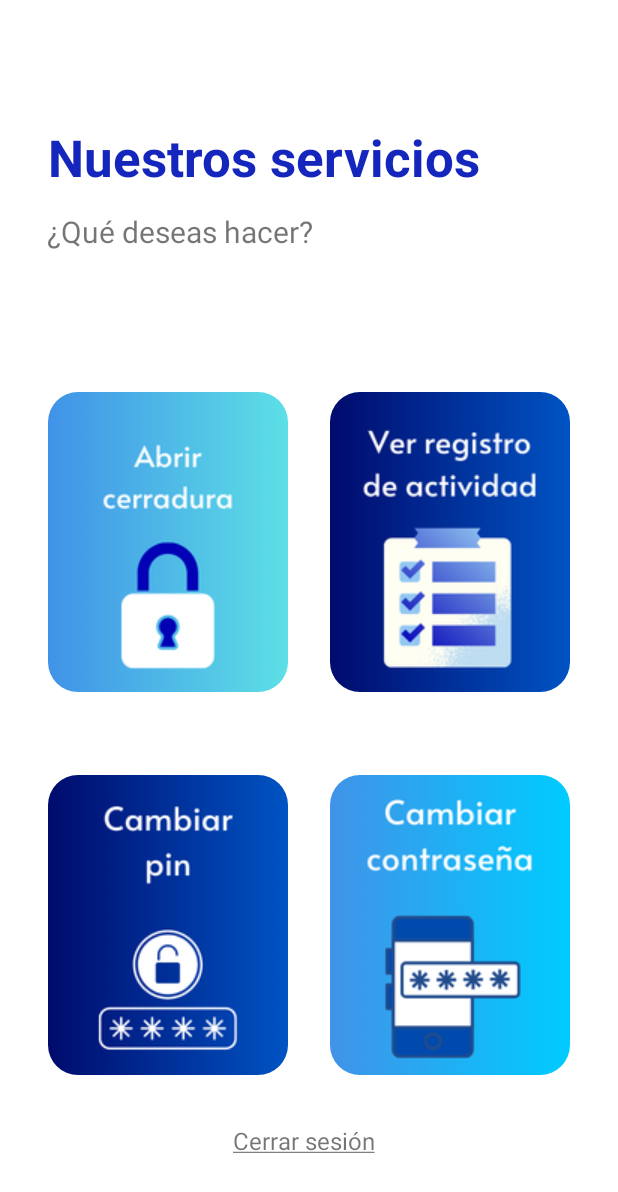
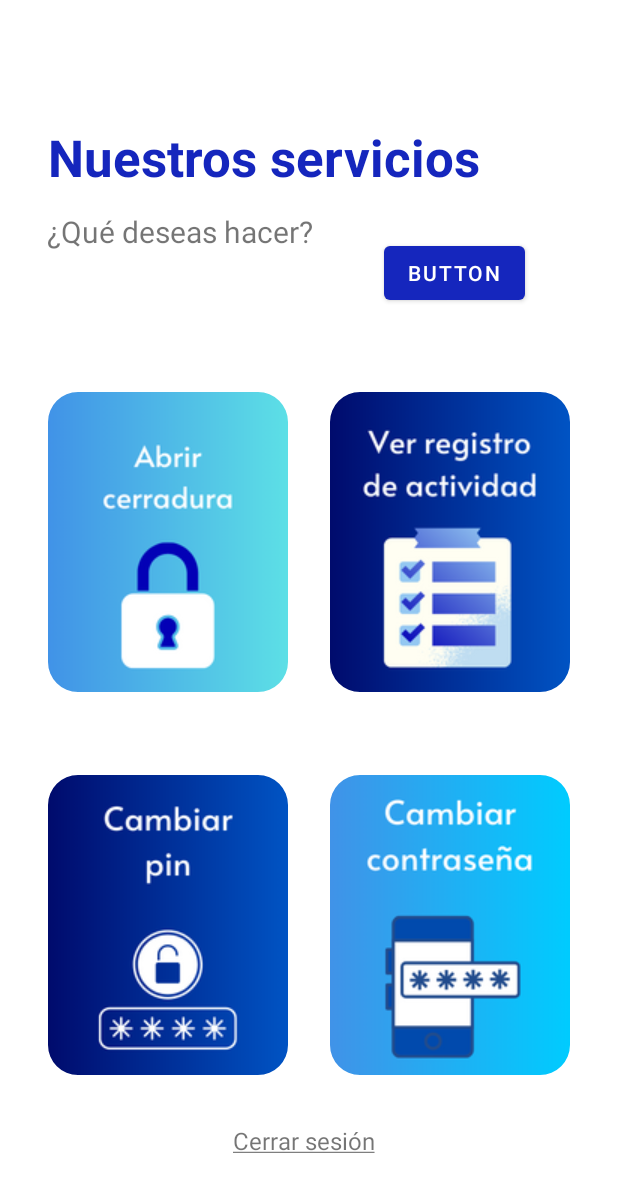
Before and after one commit to Msanche/AMLR, an Android app: the Menu screen opened directly, with no data from a screen before it, on a phone screen of 412 x 824 dp. Shown: the top 1192 px of the screen. Run offline under Robolectric (Android 15) with nearby library versions, the light colour scheme and no system bars.

Commit message:
CRT activity_comunicacion_bluetooth.xml CRT ComunicacionBluetooth.java UPD Menu.java UPD AndroidManifest.xml UPD activity_menu.xml

```diff
--- a/app/src/main/java/com/example/amlr/Menu.java
+++ b/app/src/main/java/com/example/amlr/Menu.java
@@ -1,24 +1,47 @@
 package com.example.amlr;
 
+import androidx.annotation.NonNull;
 import androidx.appcompat.app.AppCompatActivity;
+import androidx.core.app.ActivityCompat;
+import androidx.core.content.ContextCompat;
 
+import android.bluetooth.BluetoothAdapter;
+import android.bluetooth.BluetoothDevice;
+import android.bluetooth.BluetoothSocket;
 import android.content.Intent;
+import android.content.pm.PackageManager;
 import android.os.Bundle;
 import android.view.View;
+import android.widget.Button;
 import android.widget.TextView;
 import android.widget.Toast;
 
 import com.google.android.material.imageview.ShapeableImageView;
 
+import java.io.IOException;
+import java.io.InputStream;
+import java.io.OutputStream;
+import java.util.UUID;
+
 /**
  * Esta clase representa la actividad del menú principal de la aplicación.
  */
 public class Menu extends AppCompatActivity {
-    ShapeableImageView open,ver,change_pin,change_password;
+    ShapeableImageView open, ver, change_pin, change_password;
 
+    Button boton;
     TextView sesion;
 
-    String usuario,pass;
+    String usuario, pass;
+
+    BluetoothAdapter bluetoothAdapter;
+    BluetoothDevice hc05Device;
+    BluetoothSocket bluetoothSocket;
+    OutputStream outputStream;
+    InputStream inputStream;
+
+    // UUID para el perfil SPP (Serial Port Profile)
+    UUID uuid = UUID.fromString("00001101-0000-1000-8000-00805F9B34FB");
 
     @Override
     protected void onCreate(Bundle savedInstanceState) {
@@ -26,6 +49,7 @@ public class Menu extends AppCompatActivity {
         setContentView(R.layout.activity_menu);
 
         // Inicialización de elementos de la interfaz
+        boton = findViewById(R.id.boton);
         open = findViewById(R.id.abrirC);
         ver = findViewById(R.id.VerRegistro);
         change_pin = findViewById(R.id.CambiarPin);
@@ -35,11 +59,44 @@ public class Menu extends AppCompatActivity {
         // Recibe los datos de usuario y contraseña
         recibirDatos();
 
+
+        bluetoothAdapter = BluetoothAdapter.getDefaultAdapter();
+
+        try {
+        if (ContextCompat.checkSelfPermission(this, android.Manifest.permission.BLUETOOTH) == PackageManager.PERMISSION_GRANTED) {
+            if (bluetoothAdapter == null) {
+                Toast.makeText(this, "Bluetooth no está disponible en este dispositivo", Toast.LENGTH_SHORT).show();
+            } else {
+                // Verificar si Bluetooth está habilitado y habilitarlo si es necesario
+                if (!bluetoothAdapter.isEnabled()) {
+                    Intent enableBtIntent = new Intent(BluetoothAdapter.ACTION_REQUEST_ENABLE);
+                    startActivityForResult(enableBtIntent, 1);
+                }
+            }
+            // Establecer la conexión Bluetooth con el dispositivo HC-05
+            conectarHC05();
+        } else {
+            // No tienes los permisos necesarios, debes solicitarlos al usuario
+            ActivityCompat.requestPermissions(this, new String[]{android.Manifest.permission.BLUETOOTH}, 1);
+        }
+        } catch (Exception e) {
+            // Manejar errores de conexión
+            Toast.makeText(this, "" + e.getMessage(), Toast.LENGTH_SHORT).show();
+        }
+
+
+        boton.setOnClickListener(new View.OnClickListener() {
+            @Override
+            public void onClick(View view) {
+                led();
+            }
+        });
+
         // Cambiar de activity a la principal al hacer clic en "Cerrar Sesión"
         sesion.setOnClickListener(new View.OnClickListener() {
             @Override
             public void onClick(View view) {
-                Intent intent = new Intent(Menu.this,MainActivity.class);
+                Intent intent = new Intent(Menu.this, MainActivity.class);
                 startActivity(intent);
                 finish();
             }
@@ -50,9 +107,10 @@ public class Menu extends AppCompatActivity {
         change_password.setOnClickListener(new View.OnClickListener() {
             @Override
             public void onClick(View view) {
-                Intent intent = new Intent(Menu.this,change_password.class);
-                intent.putExtra("usuario",usuario);
-                intent.putExtra("pass",pass);
+
+                Intent intent = new Intent(Menu.this, change_password.class);
+                intent.putExtra("usuario", usuario);
+                intent.putExtra("pass", pass);
                 startActivity(intent);
             }
         });
@@ -62,9 +120,9 @@ public class Menu extends AppCompatActivity {
         ver.setOnClickListener(new View.OnClickListener() {
             @Override
             public void onClick(View view) {
-                Intent intent = new Intent(Menu.this,registro_act.class);
-                intent.putExtra("usuario",usuario);
-                intent.putExtra("pass",pass);
+                Intent intent = new Intent(Menu.this, registro_act.class);
+                intent.putExtra("usuario", usuario);
+                intent.putExtra("pass", pass);
                 startActivity(intent);
             }
         });
@@ -72,14 +130,74 @@ public class Menu extends AppCompatActivity {
         open.setOnClickListener(new View.OnClickListener() {
             @Override
             public void onClick(View view) {
-                Intent intent = new Intent(Menu.this,abrir_cerradura.class);
-                intent.putExtra("usuario",usuario);
-                intent.putExtra("pass",pass);
+
+                Intent intent = new Intent(Menu.this, abrir_cerradura.class);
+                intent.putExtra("usuario", usuario);
+                intent.putExtra("pass", pass);
                 startActivity(intent);
             }
         });
 
     }
+
+    public void led(){
+        Intent intent = new Intent(Menu.this,ComunicacionBluetooth.class);
+        intent.putExtra("usuario",usuario);
+        intent.putExtra("pass",pass);
+        startActivity(intent);
+        finish();
+        /*String command = "1"; // Puedes usar "0" para apagar el LED
+        try {
+            outputStream.write(command.getBytes());
+        } catch (IOException e) {
+            // Manejar errores de escritura
+            Toast.makeText(this, "Error al enviar el comando: " + e.getMessage(), Toast.LENGTH_SHORT).show();
+        }*/
+    }
+
+    @Override
+    public void onRequestPermissionsResult(int requestCode, @NonNull String[] permissions, @NonNull int[] grantResults) {
+        super.onRequestPermissionsResult(requestCode, permissions, grantResults);
+        if (requestCode == 1) {
+            if (grantResults.length > 0 && grantResults[0] == PackageManager.PERMISSION_GRANTED) {
+                // El usuario concedió los permisos de Bluetooth, puedes continuar con la inicialización y la conexión.
+            } else {
+                // El usuario denegó los permisos, puedes mostrar un mensaje o tomar una acción adecuada.
+                Toast.makeText(this, "Se requieren permisos Bluetooth para continuar", Toast.LENGTH_SHORT).show();
+            }
+        }
+    }
+
+    // Método para establecer la conexión Bluetooth con el HC-05
+    private void conectarHC05() {
+        try {
+            hc05Device = bluetoothAdapter.getRemoteDevice("98:D3:33:80:B4:69"); // Reemplaza con la dirección MAC de tu HC-05
+        } catch (Exception e) {
+            // Manejar errores de conexión
+            Toast.makeText(this, "Error de conexión Bluetooth: " + e.getMessage(), Toast.LENGTH_SHORT).show();
+        }
+
+        try {
+            if (ActivityCompat.checkSelfPermission(this, android.Manifest.permission.BLUETOOTH_CONNECT) != PackageManager.PERMISSION_GRANTED) {
+                // TODO: Consider calling
+                //    ActivityCompat#requestPermissions
+                // here to request the missing permissions, and then overriding
+                //   public void onRequestPermissionsResult(int requestCode, String[] permissions,
+                //                                          int[] grantResults)
+                // to handle the case where the user grants the permission. See the documentation
+                // for ActivityCompat#requestPermissions for more details.
+                return;
+            }
+            bluetoothSocket = hc05Device.createRfcommSocketToServiceRecord(uuid);
+            bluetoothSocket.connect();
+            outputStream = bluetoothSocket.getOutputStream();
+            inputStream = bluetoothSocket.getInputStream();
+        } catch (IOException e) {
+            // Manejar errores de conexión
+            Toast.makeText(this, "Error de conexión Bluetooth: " + e.getMessage(), Toast.LENGTH_SHORT).show();
+        }
+    }
+
 
     /**
      * Modulo:Recibir Datos
--- a/app/src/main/res/layout/activity_menu.xml
+++ b/app/src/main/res/layout/activity_menu.xml
@@ -99,4 +99,16 @@
         app:layout_constraintTop_toTopOf="parent"
         app:layout_constraintVertical_bias="0.956" />
 
+    <Button
+        android:id="@+id/boton"
+        android:layout_width="wrap_content"
+        android:layout_height="wrap_content"
+        android:text="Button"
+        app:layout_constraintBottom_toBottomOf="parent"
+        app:layout_constraintEnd_toEndOf="parent"
+        app:layout_constraintHorizontal_bias="0.804"
+        app:layout_constraintStart_toStartOf="parent"
+        app:layout_constraintTop_toTopOf="parent"
+        app:layout_constraintVertical_bias="0.204" />
+
 </androidx.constraintlayout.widget.ConstraintLayout>
```
Also changed, not shown: app/src/main/AndroidManifest.xml (+7 -0 lines), app/src/main/java/com/example/amlr/ComunicacionBluetooth.java (added, +120 -0 lines), app/src/main/res/layout/activity_comunicacion_bluetooth.xml (added, +21 -0 lines).
